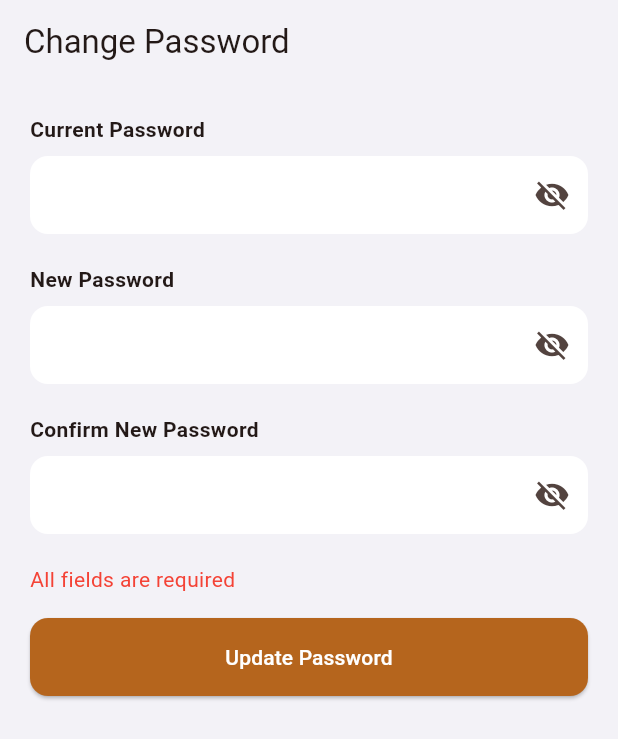
After one commit to Rupeshycho/conexus, a Flutter app: the screen it shows after launch, after a tap on "Update Password", on a phone screen of 412 x 824 dp. The commit adds this screen. Shown: the top 739 px of the screen. Run offline on Flutter 3.47's test engine with Material 3 defaults, Android fonts, the phone set to English and light mode, and no system bars; our stand-ins replace app_links, cloud_firestore, firebase_auth, firebase_core; accounts and stored records are empty.

Commit message:
chnage password

```diff
--- a/lib/main.dart
+++ b/lib/main.dart
@@ -1,3 +1,4 @@
+import 'package:conexus/view/change_password_screen.dart';
 import 'package:flutter/material.dart';
 import 'package:firebase_core/firebase_core.dart';
 import 'package:app_links/app_links.dart';
@@ -99,7 +100,7 @@ class _MyAppState extends State<MyApp> {
             cardColor: const Color(0xFF1E1E1E),
             useMaterial3: true,
           ),
-          home: const SettingsScreen(),
+          home: const ChangePasswordScreen(),
           routes: {
             '/login': (_) => LoginScreen(),
           },
--- /dev/null
+++ b/lib/view/change_password_screen.dart
@@ -0,0 +1,206 @@
+import 'package:flutter/material.dart';
+import 'package:conexus/services/settings_service.dart';
+
+class ChangePasswordScreen extends StatefulWidget {
+  final SettingsService? settingsService;
+
+  const ChangePasswordScreen({super.key, this.settingsService});
+
+  @override
+  State<ChangePasswordScreen> createState() => _ChangePasswordScreenState();
+}
+
+class _ChangePasswordScreenState extends State<ChangePasswordScreen> {
+  late final SettingsService _settingsService;
+
+  final TextEditingController currentPasswordController = TextEditingController();
+  final TextEditingController newPasswordController = TextEditingController();
+  final TextEditingController confirmPasswordController = TextEditingController();
+
+  bool hideCurrent = true;
+  bool hideNew = true;
+  bool hideConfirm = true;
+  bool isSaving = false;
+  String? statusMessage;
+
+  static const Color orange = Color(0xFFB5651D);
+
+  @override
+  void initState() {
+    super.initState();
+    _settingsService = widget.settingsService ?? SettingsService();
+  }
+
+  Future<void> _submit() async {
+    final current = currentPasswordController.text.trim();
+    final newPass = newPasswordController.text.trim();
+    final confirm = confirmPasswordController.text.trim();
+
+    if (current.isEmpty || newPass.isEmpty || confirm.isEmpty) {
+      setState(() => statusMessage = "All fields are required");
+      return;
+    }
+
+    if (newPass.length < 6) {
+      setState(() => statusMessage = "New password must be at least 6 characters");
+      return;
+    }
+
+    if (newPass != confirm) {
+      setState(() => statusMessage = "New passwords do not match");
+      return;
+    }
+
+    if (newPass == current) {
+      setState(() => statusMessage = "New password must be different from current password");
+      return;
+    }
+
+    setState(() {
+      isSaving = true;
+      statusMessage = null;
+    });
+
+    final error = await _settingsService.changePassword(
+      currentPassword: current,
+      newPassword: newPass,
+    );
+
+    if (!mounted) return;
+
+    if (error == null) {
+      setState(() {
+        isSaving = false;
+        statusMessage = "Password changed successfully";
+      });
+      currentPasswordController.clear();
+      newPasswordController.clear();
+      confirmPasswordController.clear();
+    } else {
+      setState(() {
+        isSaving = false;
+        statusMessage = error;
+      });
+    }
+  }
+
+  @override
+  void dispose() {
+    currentPasswordController.dispose();
+    newPasswordController.dispose();
+    confirmPasswordController.dispose();
+    super.dispose();
+  }
+
+  Widget _buildPasswordField({
+    required String label,
+    required TextEditingController controller,
+    required bool hide,
+    required VoidCallback onToggle,
+  }) {
+    return Column(
+      crossAxisAlignment: CrossAxisAlignment.start,
+      children: [
+        Text(label, style: const TextStyle(fontWeight: FontWeight.w600)),
+        const SizedBox(height: 8),
+        TextField(
+          controller: controller,
+          obscureText: hide,
+          decoration: InputDecoration(
+            filled: true,
+            fillColor: Theme.of(context).cardColor,
+            border: OutlineInputBorder(
+              borderRadius: BorderRadius.circular(12),
+              borderSide: BorderSide.none,
+            ),
+            contentPadding:
+            const EdgeInsets.symmetric(horizontal: 16, vertical: 14),
+            suffixIcon: IconButton(
+              icon: Icon(hide ? Icons.visibility_off : Icons.visibility),
+              onPressed: onToggle,
+            ),
+          ),
+        ),
+        const SizedBox(height: 20),
+      ],
+    );
+  }
+
+  @override
+  Widget build(BuildContext context) {
+    return Scaffold(
+      backgroundColor: Theme.of(context).scaffoldBackgroundColor,
+      appBar: AppBar(
+        title: const Text("Change Password"),
+        backgroundColor: Theme.of(context).scaffoldBackgroundColor,
+        elevation: 0,
+      ),
+      body: SingleChildScrollView(
+        padding: const EdgeInsets.all(20),
+        child: Column(
+          crossAxisAlignment: CrossAxisAlignment.start,
+          children: [
+            _buildPasswordField(
+              label: "Current Password",
+              controller: currentPasswordController,
+              hide: hideCurrent,
+              onToggle: () => setState(() => hideCurrent = !hideCurrent),
+            ),
+            _buildPasswordField(
+              label: "New Password",
+              controller: newPasswordController,
+              hide: hideNew,
+              onToggle: () => setState(() => hideNew = !hideNew),
+            ),
+            _buildPasswordField(
+              label: "Confirm New Password",
+              controller: confirmPasswordController,
+              hide: hideConfirm,
+              onToggle: () => setState(() => hideConfirm = !hideConfirm),
+            ),
+
+            if (statusMessage != null)
+              Padding(
+                padding: const EdgeInsets.only(bottom: 16),
+                child: Text(
+                  statusMessage!,
+                  style: TextStyle(
+                    color: statusMessage == "Password changed successfully"
+                        ? Colors.green
+                        : Colors.red,
+                  ),
+                ),
+              ),
+
+            SizedBox(
+              width: double.infinity,
+              child: ElevatedButton(
+                onPressed: isSaving ? null : _submit,
+                style: ElevatedButton.styleFrom(
+                  backgroundColor: orange,
+                  padding: const EdgeInsets.symmetric(vertical: 16),
+                  shape: RoundedRectangleBorder(
+                    borderRadius: BorderRadius.circular(12),
+                  ),
+                ),
+                child: isSaving
+                    ? const SizedBox(
+                  height: 20,
+                  width: 20,
+                  child: CircularProgressIndicator(
+                    color: Colors.white,
+                    strokeWidth: 2,
+                  ),
+                )
+                    : const Text(
+                  "Update Password",
+                  style: TextStyle(color: Colors.white),
+                ),
+              ),
+            ),
+          ],
+        ),
+      ),
+    );
+  }
+}
```
Also changed, not shown: lib/view/about_us_screen.dart (added, +163 -0 lines), lib/view/personal_info_screen.dart (+15 -2 lines), lib/view/register.dart (+29 -3 lines), lib/view/settings_screen.dart (+12 -2 lines), 3 other files.
